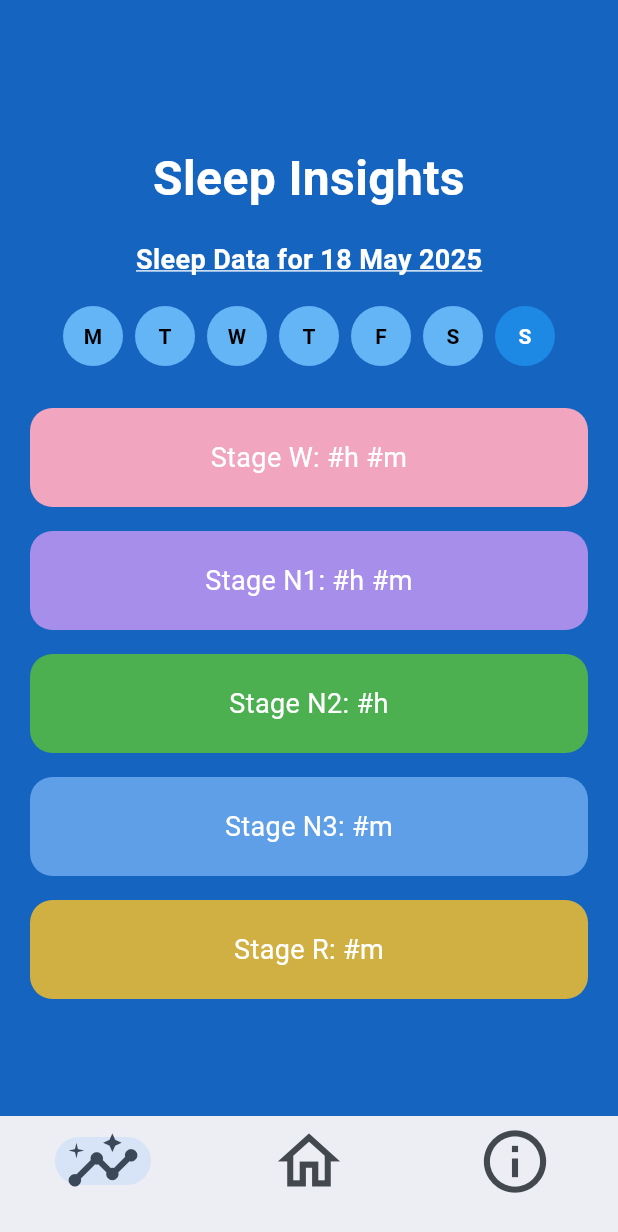
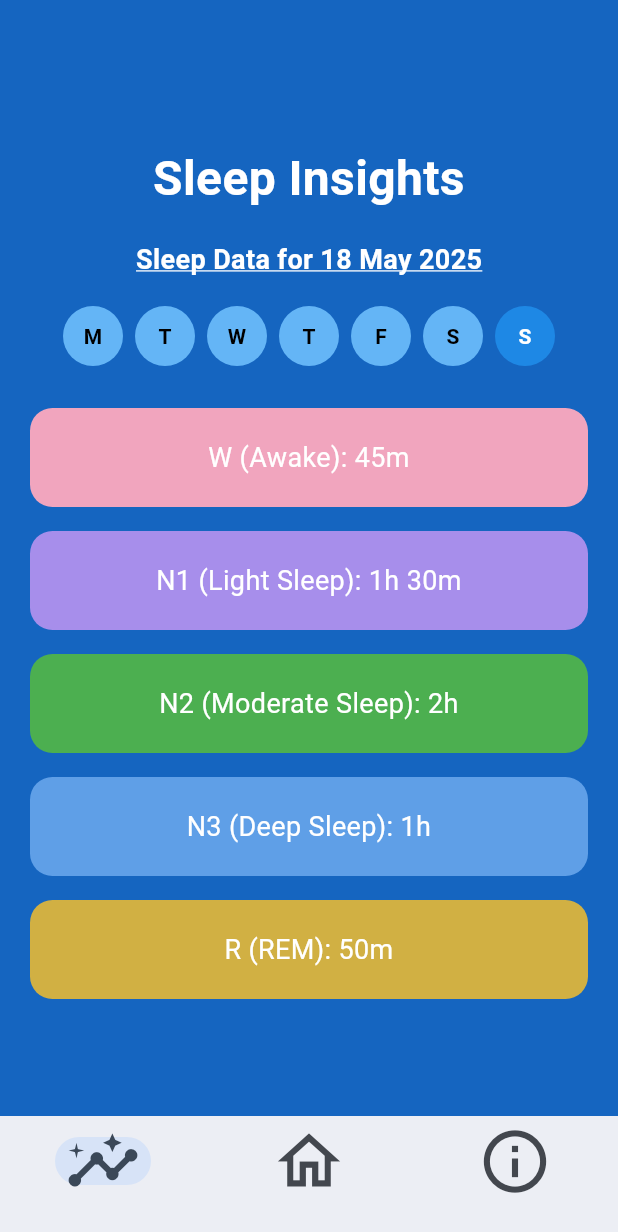
Before and after one commit to AdrienneChiu/AI-SleepAppTracker, a Flutter app: the screen it shows after launch, on a phone screen of 412 x 824 dp. Shown: the top 1232 px of the screen. Run offline on Flutter 3.47's test engine with Material 3 defaults, Android fonts, the phone set to English and light mode, and no system bars; our stand-ins replace fl_chart.

Commit message:
created seperate descriptions for each sleep stage

```diff
--- a/lib/insights_page.dart
+++ b/lib/insights_page.dart
@@ -11,29 +11,64 @@ class InsightsPage extends StatefulWidget {
 class _InsightsPageState extends State<InsightsPage> {
   DateTime selectedDate = DateTime.now();
 
-  final List<String> insights = [
-    "Stage W: #h #m",
-    "Stage N1: #h #m",
-    "Stage N2: #h",
-    "Stage N3: #m",
-    "Stage R: #m"
+  // Example durations in minutes for each sleep stage (replace with real data)
+  final List<int> durationsInMinutes = [
+    45,  // Stage W
+    90,  // Stage N1
+    120, // Stage N2
+    60,  // Stage N3
+    50,  // Stage R
   ];
 
-  final List<Color> boxColors = [
-    Color.fromARGB(255, 241, 165, 190),
-    Color.fromARGB(255, 167, 142, 235),
-    Color.fromRGBO(76, 175, 80, 1),
-    Color.fromARGB(255, 95, 159, 231),
-    Color.fromARGB(255, 209, 176, 67),
+  // Friendly stage names
+  final List<String> stageNames = [
+    "W (Awake)",
+    "N1 (Light Sleep)",
+    "N2 (Moderate Sleep)",
+    "N3 (Deep Sleep)",
+    "R (REM)",
   ];
 
-  /// Returns the list of weekdays for the week of a given date (Mon - Sun)
+  // Updated descriptions as provided
+  final List<String> descriptions = [
+    "Stage W is wakefulness. This stage indicates the amount of time you were awake during the night.",
+    "Stage N1 is the lightest stage of sleep where you start to fall asleep.",
+    "Stage N2 is a deeper sleep stage important for memory consolidation.",
+    "Stage N3 is deep sleep, critical for physical recovery and growth.",
+    "Stage R is REM sleep, associated with dreaming and brain activity.",
+  ];
+
+  // Background colors for each box
+  final List<Color> boxColors = [
+    Color.fromARGB(255, 241, 165, 190), // Awake - Pink
+    Color.fromARGB(255, 167, 142, 235), // Light - Purple
+    Color.fromRGBO(76, 175, 80, 1),     // Moderate - Green
+    Color.fromARGB(255, 95, 159, 231),  // Deep - Blue
+    Color.fromARGB(255, 209, 176, 67),  // REM - Yellow
+  ];
+
+  String formatDuration(int totalMinutes) {
+    final hours = totalMinutes ~/ 60;
+    final minutes = totalMinutes % 60;
+
+    if (hours > 0 && minutes > 0) {
+      return "${hours}h ${minutes}m";
+    } else if (hours > 0) {
+      return "${hours}h";
+    } else {
+      return "${minutes}m";
+    }
+  }
+
+  String buildInsightText(int index) {
+    return "${stageNames[index]}: ${formatDuration(durationsInMinutes[index])}";
+  }
+
   List<DateTime> getWeekDates(DateTime date) {
     DateTime startOfWeek = date.subtract(Duration(days: date.weekday - 1));
     return List.generate(7, (i) => startOfWeek.add(Duration(days: i)));
   }
 
-  /// Handles date picking via calendar
   Future<void> _pickDate() async {
     final DateTime? picked = await showDatePicker(
       context: context,
@@ -49,7 +84,6 @@ class _InsightsPageState extends State<InsightsPage> {
     }
   }
 
-  /// Show popup insight card
   void showInsightDetails(int index) {
     showDialog(
       context: context,
@@ -59,26 +93,36 @@ class _InsightsPageState extends State<InsightsPage> {
           shape: RoundedRectangleBorder(borderRadius: BorderRadius.circular(20)),
           child: Container(
             padding: const EdgeInsets.all(20),
-            height: MediaQuery.of(context).size.height * 0.5,
+            height: MediaQuery.of(context).size.height * 0.45,
             child: Column(
               mainAxisAlignment: MainAxisAlignment.center,
               children: [
                 Text(
-                  insights[index],
+                  stageNames[index],
                   style: const TextStyle(
-                    fontSize: 24,
+                    fontSize: 28,
                     fontWeight: FontWeight.bold,
                     color: Colors.white,
                   ),
                   textAlign: TextAlign.center,
                 ),
-                const SizedBox(height: 20),
-                const Text(
-                  "Detailed analysis coming soon...",
-                  style: TextStyle(fontSize: 18, color: Colors.white70),
+                const SizedBox(height: 12),
+                Text(
+                  formatDuration(durationsInMinutes[index]),
+                  style: const TextStyle(
+                    fontSize: 22,
+                    fontWeight: FontWeight.w500,
+                    color: Colors.white70,
+                  ),
                   textAlign: TextAlign.center,
                 ),
-                const SizedBox(height: 20),
+                const SizedBox(height: 24),
+                Text(
+                  descriptions[index],
+                  style: const TextStyle(fontSize: 18, color: Colors.white70),
+                  textAlign: TextAlign.center,
+                ),
+                const SizedBox(height: 28),
                 ElevatedButton(
                   onPressed: () => Navigator.pop(context),
                   style: ElevatedButton.styleFrom(
@@ -99,7 +143,6 @@ class _InsightsPageState extends State<InsightsPage> {
   @override
   Widget build(BuildContext context) {
     final weekDates = getWeekDates(selectedDate);
-    //final selectedDayIndex = selectedDate.weekday - 1;
 
     return SafeArea(
       child: Container(
@@ -128,14 +171,12 @@ class _InsightsPageState extends State<InsightsPage> {
                     fontWeight: FontWeight.bold,
                     color: Colors.white,
                     decoration: TextDecoration.underline,
-                    decorationColor: Colors.white
+                    decorationColor: Colors.white,
                   ),
                 ),
               ),
             ),
             const SizedBox(height: 10),
-
-            // Weekday bubbles
             Row(
               mainAxisAlignment: MainAxisAlignment.center,
               children: List.generate(7, (index) {
@@ -170,24 +211,11 @@ class _InsightsPageState extends State<InsightsPage> {
                 );
               }),
             ),
-
-            // const SizedBox(height: 10),
-            // Text(
-            //   "Sleep Data for ${DateFormat.EEEE().format(selectedDate)}",
-            //   style: const TextStyle(
-            //     fontSize: 20,
-            //     fontWeight: FontWeight.bold,
-            //     color: Colors.white,
-            //   ),
-            // ),
-
             const SizedBox(height: 20),
-
-            // Insight list
             Expanded(
               child: ListView.builder(
                 physics: const BouncingScrollPhysics(),
-                itemCount: insights.length,
+                itemCount: stageNames.length,
                 itemBuilder: (context, index) {
                   return GestureDetector(
                     onTap: () => showInsightDetails(index),
@@ -200,7 +228,7 @@ class _InsightsPageState extends State<InsightsPage> {
                         borderRadius: BorderRadius.circular(15.0),
                       ),
                       child: Text(
-                        insights[index],
+                        buildInsightText(index),
                         style: const TextStyle(
                           color: Colors.white,
                           fontSize: 18,
```
